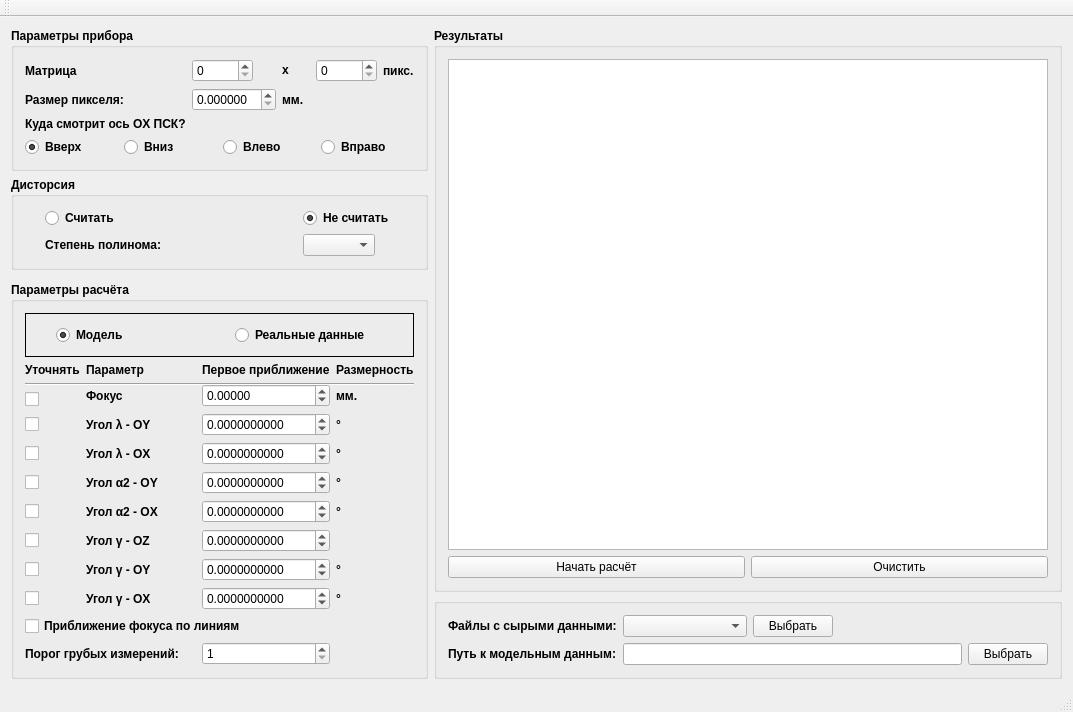
Old version of the form mainwindow.ui in the repository bronstein87/mls_task_gui.
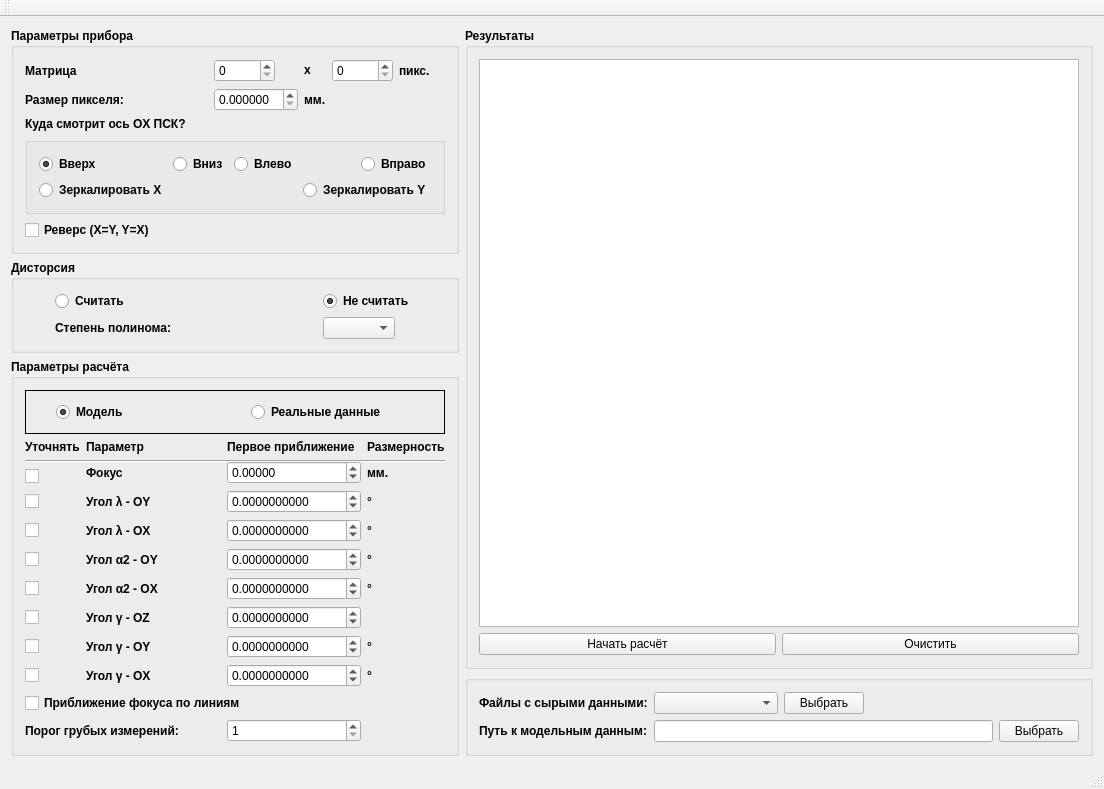
New version of the form.

What changed in the file:
```diff
--- a/mainwindow.ui
+++ b/mainwindow.ui
@@ -7,14 +7,14 @@
     <x>0</x>
     <y>0</y>
     <width>1049</width>
-    <height>611</height>
+    <height>628</height>
    </rect>
   </property>
   <property name="windowTitle">
    <string>Расчёт модели</string>
   </property>
   <widget class="QWidget" name="centralWidget">
-   <layout class="QGridLayout" name="gridLayout_2">
+   <layout class="QGridLayout" name="gridLayout_5">
     <item row="0" column="0">
      <widget class="QGroupBox" name="gridGroupBox">
       <property name="font">
@@ -26,49 +26,66 @@
       <property name="title">
        <string>Параметры прибора</string>
       </property>
-      <layout class="QGridLayout" name="gridLayout_5">
+      <layout class="QGridLayout" name="gridLayout_7">
+       <item row="0" column="3">
+        <widget class="QLabel" name="label_23">
+         <property name="sizePolicy">
+          <sizepolicy hsizetype="Fixed" vsizetype="Fixed">
+           <horstretch>0</horstretch>
+           <verstretch>0</verstretch>
+          </sizepolicy>
+         </property>
+         <property name="text">
+          <string>x</string>
+         </property>
+        </widget>
+       </item>
+       <item row="0" column="0">
+        <widget class="QLabel" name="label_22">
+         <property name="text">
+          <string>Матрица</string>
+         </property>
+        </widget>
+       </item>
+       <item row="0" column="2">
+        <widget class="QSpinBox" name="xMatrixSpinBox">
+         <property name="sizePolicy">
+          <sizepolicy hsizetype="Fixed" vsizetype="Fixed">
+           <horstretch>0</horstretch>
+           <verstretch>0</verstretch>
+          </sizepolicy>
+         </property>
+         <property name="font">
+          <font>
+           <weight>50</weight>
+           <bold>false</bold>
+          </font>
+         </property>
+         <property name="maximum">
+          <number>10000</number>
+         </property>
+        </widget>
+       </item>
+       <item row="1" column="0" colspan="2">
+        <widget class="QLabel" name="label_24">
+         <property name="text">
+          <string>Размер пикселя:</string>
+         </property>
+        </widget>
+       </item>
        <item row="1" column="2">
-        <widget class="QLabel" name="label_26">
-         <property name="text">
-          <string>мм.</string>
+        <widget class="QDoubleSpinBox" name="pixSizeSpinBox">
+         <property name="font">
+          <font>
+           <weight>50</weight>
+           <bold>false</bold>
+          </font>
+         </property>
+         <property name="decimals">
+          <number>6</number>
          </property>
         </widget>
        </item>
-       <item row="3" column="0" colspan="6">
-        <layout class="QHBoxLayout" name="horizontalLayout">
-         <item>
-          <widget class="QRadioButton" name="upRadioButton">
-           <property name="text">
-            <string>Вверх</string>
-           </property>
-           <property name="checked">
-            <bool>true</bool>
-           </property>
-          </widget>
-         </item>
-         <item>
-          <widget class="QRadioButton" name="downRadioButton">
-           <property name="text">
-            <string>Вниз</string>
-           </property>
-          </widget>
-         </item>
-         <item>
-          <widget class="QRadioButton" name="leftRadioButton">
-           <property name="text">
-            <string>Влево</string>
-           </property>
-          </widget>
-         </item>
-         <item>
-          <widget class="QRadioButton" name="rightRadioButton">
-           <property name="text">
-            <string>Вправо</string>
-           </property>
-          </widget>
-         </item>
-        </layout>
-       </item>
        <item row="0" column="4">
         <widget class="QSpinBox" name="yMatrixSpinBox">
          <property name="font">
@@ -89,76 +106,245 @@
          </property>
         </widget>
        </item>
-       <item row="1" column="0">
-        <widget class="QLabel" name="label_24">
+       <item row="1" column="3">
+        <widget class="QLabel" name="label_26">
          <property name="text">
-          <string>Размер пикселя:</string>
+          <string>мм.</string>
          </property>
         </widget>
        </item>
-       <item row="0" column="1">
-        <widget class="QSpinBox" name="xMatrixSpinBox">
-         <property name="sizePolicy">
-          <sizepolicy hsizetype="Fixed" vsizetype="Fixed">
-           <horstretch>0</horstretch>
-           <verstretch>0</verstretch>
-          </sizepolicy>
-         </property>
-         <property name="font">
-          <font>
-           <weight>50</weight>
-           <bold>false</bold>
-          </font>
-         </property>
-         <property name="maximum">
-          <number>10000</number>
-         </property>
-        </widget>
-       </item>
-       <item row="1" column="1">
-        <widget class="QDoubleSpinBox" name="pixSizeSpinBox">
-         <property name="font">
-          <font>
-           <weight>50</weight>
-           <bold>false</bold>
-          </font>
-         </property>
-         <property name="decimals">
-          <number>6</number>
-         </property>
-        </widget>
-       </item>
-       <item row="2" column="0">
+       <item row="2" column="0" colspan="2">
         <widget class="QLabel" name="label_28">
          <property name="text">
           <string>Куда смотрит ось OX ПСК?</string>
          </property>
         </widget>
        </item>
+       <item row="5" column="0">
+        <widget class="QCheckBox" name="reverseCheckBox">
+         <property name="text">
+          <string>Реверс (X=Y, Y=X)</string>
+         </property>
+        </widget>
+       </item>
+       <item row="4" column="0" colspan="6">
+        <widget class="QGroupBox" name="gridGroupBox_2">
+         <layout class="QGridLayout" name="gridLayout_2">
+          <item row="0" column="2" alignment="Qt::AlignLeft">
+           <widget class="QRadioButton" name="leftRadioButton">
+            <property name="text">
+             <string>Влево</string>
+            </property>
+           </widget>
+          </item>
+          <item row="0" column="0">
+           <widget class="QRadioButton" name="upRadioButton">
+            <property name="text">
+             <string>Вверх</string>
+            </property>
+            <property name="checked">
+             <bool>true</bool>
+            </property>
+           </widget>
+          </item>
+          <item row="0" column="1">
+           <widget class="QRadioButton" name="downRadioButton">
+            <property name="sizePolicy">
+             <sizepolicy hsizetype="Fixed" vsizetype="Fixed">
+              <horstretch>0</horstretch>
+              <verstretch>0</verstretch>
+             </sizepolicy>
+            </property>
+            <property name="text">
+             <string>Вниз</string>
+            </property>
+           </widget>
+          </item>
+          <item row="1" column="0">
+           <widget class="QRadioButton" name="mirrorXRadioButton">
+            <property name="text">
+             <string>Зеркалировать X</string>
+            </property>
+           </widget>
+          </item>
+          <item row="0" column="3" alignment="Qt::AlignRight">
+           <widget class="QRadioButton" name="rightRadioButton">
+            <property name="text">
+             <string>Вправо</string>
+            </property>
+           </widget>
+          </item>
+          <item row="1" column="3">
+           <widget class="QRadioButton" name="mirrorYRadioButton">
+            <property name="text">
+             <string>Зеркалировать Y</string>
+            </property>
+           </widget>
+          </item>
+         </layout>
+        </widget>
+       </item>
+      </layout>
+     </widget>
+    </item>
+    <item row="0" column="1" rowspan="3">
+     <widget class="QGroupBox" name="groupBox">
+      <property name="sizePolicy">
+       <sizepolicy hsizetype="Expanding" vsizetype="Expanding">
+        <horstretch>0</horstretch>
+        <verstretch>0</verstretch>
+       </sizepolicy>
+      </property>
+      <property name="font">
+       <font>
+        <weight>75</weight>
+        <bold>true</bold>
+       </font>
+      </property>
+      <property name="title">
+       <string>Результаты</string>
+      </property>
+      <layout class="QGridLayout" name="gridLayout_3">
+       <property name="sizeConstraint">
+        <enum>QLayout::SetMaximumSize</enum>
+       </property>
+       <item row="2" column="0">
+        <widget class="QPushButton" name="pushButton_2">
+         <property name="font">
+          <font>
+           <weight>50</weight>
+           <bold>false</bold>
+          </font>
+         </property>
+         <property name="text">
+          <string>Начать расчёт</string>
+         </property>
+        </widget>
+       </item>
+       <item row="2" column="1">
+        <widget class="QPushButton" name="pushButton_3">
+         <property name="font">
+          <font>
+           <weight>50</weight>
+           <bold>false</bold>
+          </font>
+         </property>
+         <property name="text">
+          <string>Очистить</string>
+         </property>
+        </widget>
+       </item>
+       <item row="0" column="0" colspan="2">
+        <widget class="QTextEdit" name="textEdit">
+         <property name="minimumSize">
+          <size>
+           <width>600</width>
+           <height>0</height>
+          </size>
+         </property>
+         <property name="font">
+          <font>
+           <weight>50</weight>
+           <bold>false</bold>
+          </font>
+         </property>
+         <property name="readOnly">
+          <bool>true</bool>
+         </property>
+        </widget>
+       </item>
+      </layout>
+     </widget>
+    </item>
+    <item row="1" column="0">
+     <widget class="QGroupBox" name="horizontalGroupBox">
+      <property name="sizePolicy">
+       <sizepolicy hsizetype="Preferred" vsizetype="Fixed">
+        <horstretch>0</horstretch>
+        <verstretch>0</verstretch>
+       </sizepolicy>
+      </property>
+      <property name="font">
+       <font>
+        <weight>75</weight>
+        <bold>true</bold>
+       </font>
+      </property>
+      <property name="title">
+       <string>Дисторсия</string>
+      </property>
+      <layout class="QGridLayout" name="gridLayout_6">
+       <property name="leftMargin">
+        <number>30</number>
+       </property>
+       <property name="rightMargin">
+        <number>30</number>
+       </property>
+       <property name="horizontalSpacing">
+        <number>140</number>
+       </property>
+       <item row="1" column="1" alignment="Qt::AlignLeft">
+        <widget class="QComboBox" name="powComboBox">
+         <property name="font">
+          <font>
+           <weight>50</weight>
+           <bold>false</bold>
+          </font>
+         </property>
+        </widget>
+       </item>
        <item row="0" column="0">
-        <widget class="QLabel" name="label_22">
+        <widget class="QRadioButton" name="distRadioButton">
+         <property name="sizePolicy">
+          <sizepolicy hsizetype="Fixed" vsizetype="Fixed">
+           <horstretch>0</horstretch>
+           <verstretch>0</verstretch>
+          </sizepolicy>
+         </property>
+         <property name="font">
+          <font>
+           <weight>75</weight>
+           <bold>true</bold>
+          </font>
+         </property>
          <property name="text">
-          <string>Матрица</string>
+          <string>Считать</string>
          </property>
         </widget>
        </item>
-       <item row="0" column="2">
-        <widget class="QLabel" name="label_23">
+       <item row="1" column="0">
+        <widget class="QLabel" name="label_21">
+         <property name="text">
+          <string>Степень полинома:</string>
+         </property>
+        </widget>
+       </item>
+       <item row="0" column="1">
+        <widget class="QRadioButton" name="noDistRadioButton">
          <property name="sizePolicy">
           <sizepolicy hsizetype="Fixed" vsizetype="Fixed">
            <horstretch>0</horstretch>
            <verstretch>0</verstretch>
           </sizepolicy>
          </property>
+         <property name="font">
+          <font>
+           <weight>75</weight>
+           <bold>true</bold>
+          </font>
+         </property>
          <property name="text">
-          <string>x</string>
+          <string>Не считать</string>
+         </property>
+         <property name="checked">
+          <bool>true</bool>
          </property>
         </widget>
        </item>
       </layout>
      </widget>
     </item>
-    <item row="3" column="0" rowspan="2">
+    <item row="2" column="0" rowspan="2">
      <widget class="QGroupBox" name="gridGroupBox">
       <property name="sizePolicy">
        <sizepolicy hsizetype="Expanding" vsizetype="Preferred">
@@ -790,7 +976,7 @@
       </layout>
      </widget>
     </item>
-    <item row="4" column="1">
+    <item row="3" column="1">
      <widget class="QGroupBox" name="groupBox_2">
       <property name="sizePolicy">
        <sizepolicy hsizetype="Expanding" vsizetype="Fixed">
@@ -869,163 +1055,6 @@
       </layout>
      </widget>
     </item>
-    <item row="0" column="1" rowspan="4">
-     <widget class="QGroupBox" name="groupBox">
-      <property name="sizePolicy">
-       <sizepolicy hsizetype="Expanding" vsizetype="Expanding">
-        <horstretch>0</horstretch>
-        <verstretch>0</verstretch>
-       </sizepolicy>
-      </property>
-      <property name="font">
-       <font>
-        <weight>75</weight>
-        <bold>true</bold>
-       </font>
-      </property>
-      <property name="title">
-       <string>Результаты</string>
-      </property>
-      <layout class="QGridLayout" name="gridLayout_3">
-       <property name="sizeConstraint">
-        <enum>QLayout::SetMaximumSize</enum>
-       </property>
-       <item row="2" column="0">
-        <widget class="QPushButton" name="pushButton_2">
-         <property name="font">
-          <font>
-           <weight>50</weight>
-           <bold>false</bold>
-          </font>
-         </property>
-         <property name="text">
-          <string>Начать расчёт</string>
-         </property>
-        </widget>
-       </item>
-       <item row="2" column="1">
-        <widget class="QPushButton" name="pushButton_3">
-         <property name="font">
-          <font>
-           <weight>50</weight>
-           <bold>false</bold>
-          </font>
-         </property>
-         <property name="text">
-          <string>Очистить</string>
-         </property>
-        </widget>
-       </item>
-       <item row="0" column="0" colspan="2">
-        <widget class="QTextEdit" name="textEdit">
-         <property name="minimumSize">
-          <size>
-           <width>600</width>
-           <height>0</height>
-          </size>
-         </property>
-         <property name="font">
-          <font>
-           <weight>50</weight>
-           <bold>false</bold>
-          </font>
-         </property>
-         <property name="readOnly">
-          <bool>true</bool>
-         </property>
-        </widget>
-       </item>
-      </layout>
-     </widget>
-    </item>
-    <item row="1" column="0">
-     <widget class="QGroupBox" name="horizontalGroupBox">
-      <property name="sizePolicy">
-       <sizepolicy hsizetype="Preferred" vsizetype="Fixed">
-        <horstretch>0</horstretch>
-        <verstretch>0</verstretch>
-       </sizepolicy>
-      </property>
-      <property name="font">
-       <font>
-        <weight>75</weight>
-        <bold>true</bold>
-       </font>
-      </property>
-      <property name="title">
-       <string>Дисторсия</string>
-      </property>
-      <layout class="QGridLayout" name="gridLayout_6">
-       <property name="leftMargin">
-        <number>30</number>
-       </property>
-       <property name="rightMargin">
-        <number>30</number>
-       </property>
-       <property name="horizontalSpacing">
-        <number>140</number>
-       </property>
-       <item row="0" column="1">
-        <widget class="QRadioButton" name="noDistRadioButton">
-         <property name="sizePolicy">
-          <sizepolicy hsizetype="Fixed" vsizetype="Fixed">
-           <horstretch>0</horstretch>
-           <verstretch>0</verstretch>
-          </sizepolicy>
-         </property>
-         <property name="font">
-          <font>
-           <weight>75</weight>
-           <bold>true</bold>
-          </font>
-         </property>
-         <property name="text">
-          <string>Не считать</string>
-         </property>
-         <property name="checked">
-          <bool>true</bool>
-         </property>
-        </widget>
-       </item>
-       <item row="1" column="0">
-        <widget class="QLabel" name="label_21">
-         <property name="text">
-          <string>Степень полинома:</string>
-         </property>
-        </widget>
-       </item>
-       <item row="0" column="0">
-        <widget class="QRadioButton" name="distRadioButton">
-         <property name="sizePolicy">
-          <sizepolicy hsizetype="Fixed" vsizetype="Fixed">
-           <horstretch>0</horstretch>
-           <verstretch>0</verstretch>
-          </sizepolicy>
-         </property>
-         <property name="font">
-          <font>
-           <weight>75</weight>
-           <bold>true</bold>
-          </font>
-         </property>
-         <property name="text">
-          <string>Считать</string>
-         </property>
-        </widget>
-       </item>
-       <item row="1" column="1" alignment="Qt::AlignLeft">
-        <widget class="QComboBox" name="powComboBox">
-         <property name="font">
-          <font>
-           <weight>50</weight>
-           <bold>false</bold>
-          </font>
-         </property>
-        </widget>
-       </item>
-      </layout>
-     </widget>
-    </item>
    </layout>
   </widget>
   <widget class="QMenuBar" name="menuBar">
```
Left out of the diff: 2 changed lines with no effect on the pictures.
